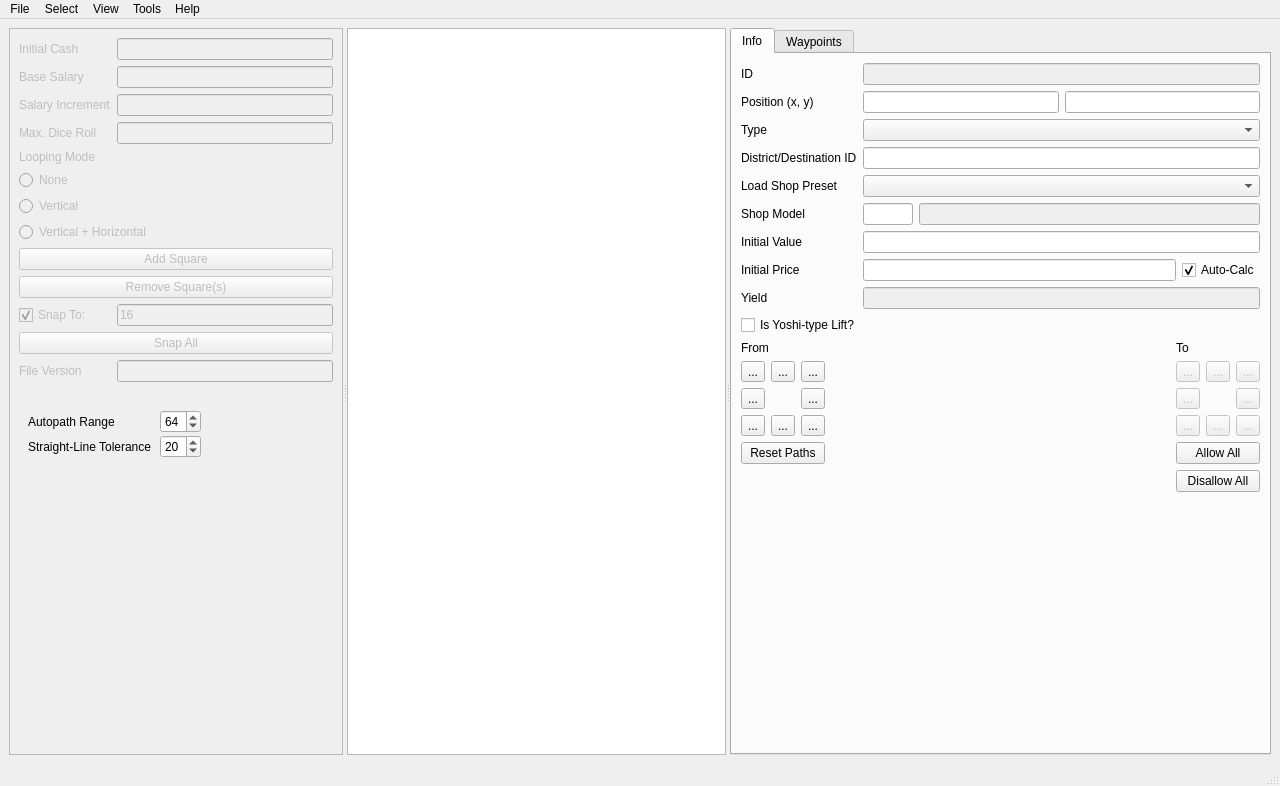
This is mainwindow.ui in FortuneStreetModding/fortune-avenue-qt as Qt 5 draws it before an edit. The edited form follows.
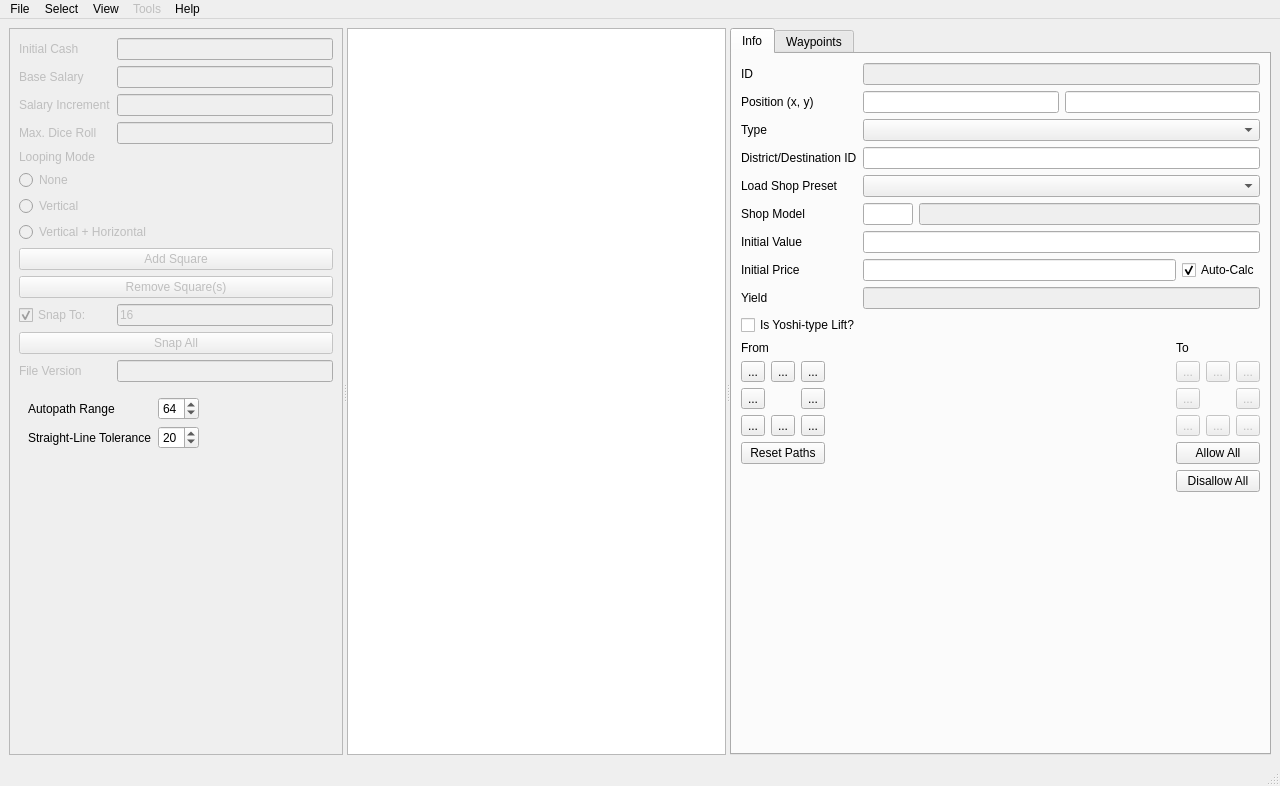
This is the edited form. Icons and pictures are not drawn.

Commit message: Make max path search depth configurable

```diff
--- a/mainwindow.ui
+++ b/mainwindow.ui
@@ -225,27 +225,6 @@
         <item row="1" column="0">
          <widget class="QWidget" name="autoPathCfg" native="true">
           <layout class="QFormLayout" name="autopathSettingsWidget">
-           <property name="fieldGrowthPolicy">
-            <enum>QFormLayout::ExpandingFieldsGrow</enum>
-           </property>
-           <property name="rowWrapPolicy">
-            <enum>QFormLayout::DontWrapRows</enum>
-           </property>
-           <property name="labelAlignment">
-            <set>Qt::AlignLeading|Qt::AlignLeft|Qt::AlignVCenter</set>
-           </property>
-           <property name="formAlignment">
-            <set>Qt::AlignLeading|Qt::AlignLeft|Qt::AlignTop</set>
-           </property>
-           <property name="horizontalSpacing">
-            <number>8</number>
-           </property>
-           <property name="verticalSpacing">
-            <number>2</number>
-           </property>
-           <property name="topMargin">
-            <number>22</number>
-           </property>
            <item row="0" column="0">
             <widget class="QLabel" name="label_26">
              <property name="text">
@@ -1273,7 +1252,7 @@
    </widget>
    <widget class="QMenu" name="menuTools">
     <property name="enabled">
-     <bool>true</bool>
+     <bool>false</bool>
     </property>
     <property name="title">
      <string>Tools</string>
```
Left out of the diff: 6 changed lines with no effect on the pictures. The commit also changes 2 other files.
